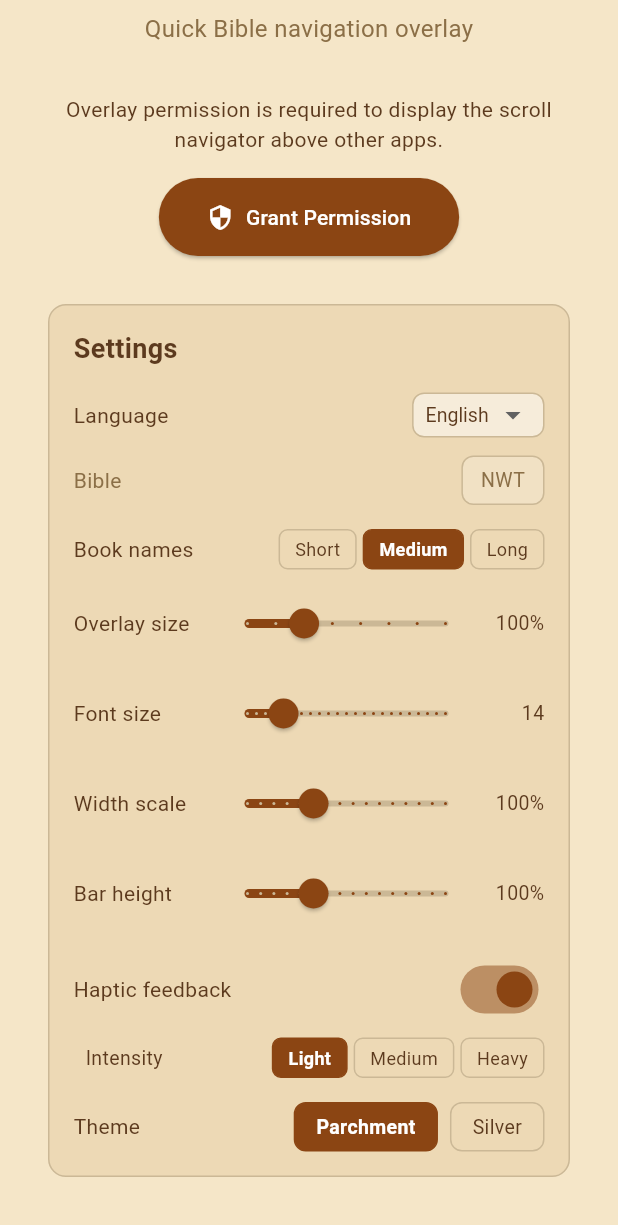
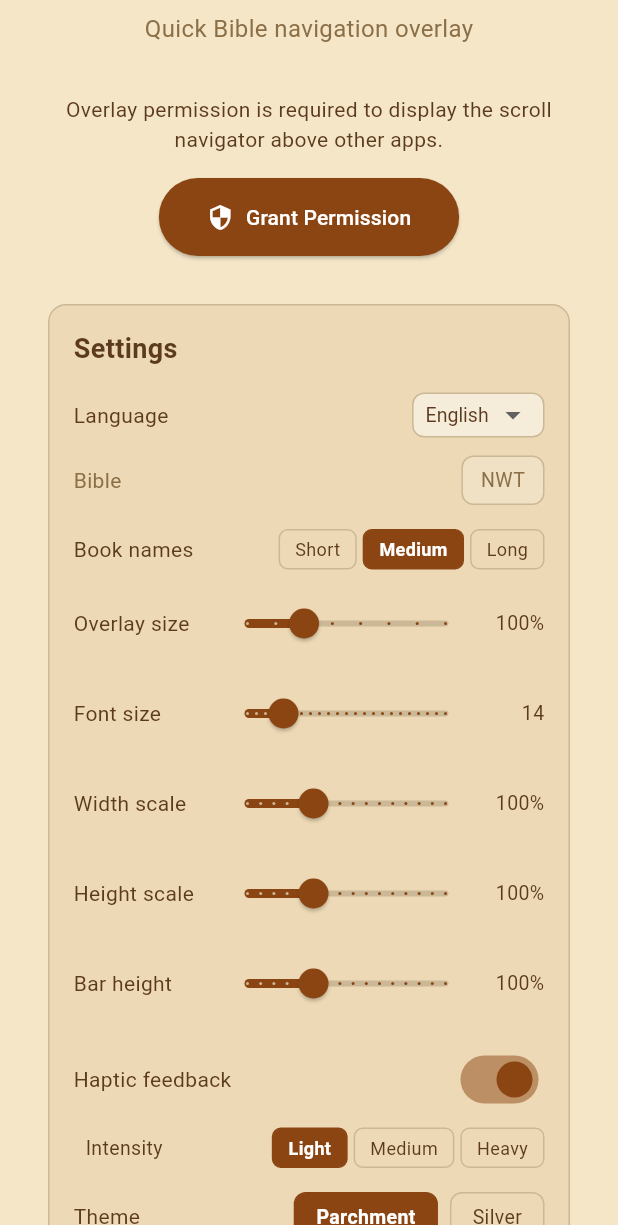
Before and after one commit to grayminds/nwt-scroller, a Flutter app: the screen it shows after launch, scrolled down 193 dp, on a phone screen of 412 x 824 dp, the part 11-1236 px from its top. Run offline on Flutter 3.47's test engine with Material 3 defaults, Android fonts, the phone set to English and light mode, and no system bars; our stand-ins replace flutter_svg, shared_preferences.

Commit message:
Add language support, height scale, decouple font size from overlay size, fix native drag DP→PX
- Add multi-language support (EN/ES/RU/FR/IT) with JW Library wtlocale deep-link codes
- Add height scale config (0.5-2.0) for expanded overlay height control
- Decouple font size from overlay sizing — compassSize now uses fixed 50dp base
- Fix native drag zone width DP→PX conversion in FlutterOverlayWindowPlugin
- Increase font size max from 20 to 32

Co-Authored-By: Claude Opus 4.6 <noreply@anthropic.com>

```diff
--- a/lib/main.dart
+++ b/lib/main.dart
@@ -149,7 +149,7 @@ class _PermissionPageState extends State<PermissionPage>
 
   Future<void> _startOverlay() async {
     await _config.save();
-    final cs = OverlayService.compassSize(_config.fontSize, _config.overlayScale);
+    final cs = OverlayService.compassSize(_config.overlayScale);
     final size = OverlayService.collapsedDisplaySize(cs);
     await OverlayService.showOverlay(size);
     // Position from main app (overlay engine can't reliably detect screen size)
@@ -360,6 +360,19 @@ class _PermissionPageState extends State<PermissionPage>
             displayValue: '${(_config.widthScale * 100).round()}%',
             onChanged: (v) {
               _updateConfig(() => _config.widthScale = v);
+            },
+            brown: brown,
+          ),
+          const SizedBox(height: 12),
+          _buildSliderRow(
+            label: 'Height scale',
+            value: _config.heightScale,
+            min: 0.5,
+            max: 2.0,
+            divisions: 15,
+            displayValue: '${(_config.heightScale * 100).round()}%',
+            onChanged: (v) {
+              _updateConfig(() => _config.heightScale = v);
             },
             brown: brown,
           ),
--- a/lib/services/overlay_service.dart
+++ b/lib/services/overlay_service.dart
@@ -3,8 +3,9 @@ import 'package:flutter_overlay_window/flutter_overlay_window.dart';
 class OverlayService {
   /// Compute the unified compass display size from config values.
   /// This is THE single source of truth for all overlay sizing.
-  static int compassSize(double fontSize, double overlayScale) {
-    return (fontSize * 1.1 * 3.0 * overlayScale).round().clamp(36, 160);
+  /// Uses a fixed base (50dp) scaled by overlayScale — independent of fontSize.
+  static int compassSize(double overlayScale) {
+    return (50 * overlayScale).round().clamp(36, 100);
   }
 
   /// Handle width = 1/3 of compass size for compact handles.
--- a/lib/widgets/scroll_overlay.dart
+++ b/lib/widgets/scroll_overlay.dart
@@ -41,14 +41,15 @@ class _ScrollOverlayState extends State<ScrollOverlay>
 
   /// Internal compass size for expanded layout calculations
   int get _compassSize =>
-      OverlayService.compassSize(_config.fontSize, _config.overlayScale);
+      OverlayService.compassSize(_config.overlayScale);
 
   /// Collapsed overlay display size — matches the visual compass in expanded handles
   int get _collapsedSize =>
       OverlayService.collapsedDisplaySize(_compassSize);
 
   /// Expanded bar height — taller than compass to show 5 picker rows
-  int get _expandedHeight => (_compassSize * 5 / 3).round();
+  int get _expandedHeight =>
+      (_compassSize * 5 / 3 * _config.heightScale).round();
 
   @override
   void initState() {
```
Also changed, not shown: lib/models/bible_reference.dart (+12 -2 lines), lib/services/config_service.dart (+11 -0 lines), lib/services/launcher_service.dart (+6 -6 lines), lib/widgets/expanded_scroll.dart (+6 -3 lines), 1 other file.
